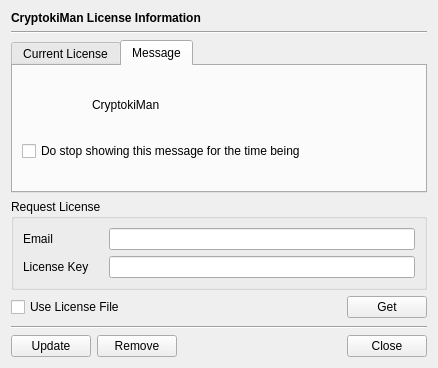
Qt form CryptokiMan/lcn_info_dlg.ui (jykim74/CryptokiMan) before a commit.
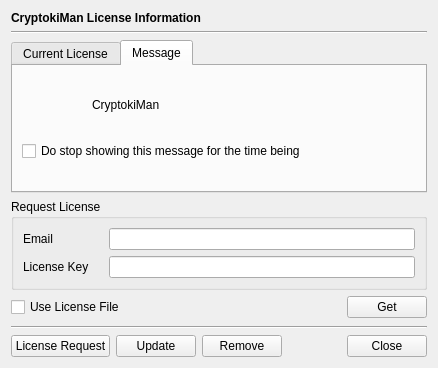
The same form after that commit. Icons and pictures are not drawn.

```diff
--- a/CryptokiMan/lcn_info_dlg.ui
+++ b/CryptokiMan/lcn_info_dlg.ui
@@ -354,14 +354,7 @@
    </item>
    <item>
     <layout class="QGridLayout" name="gridLayout">
-     <item row="0" column="0">
-      <widget class="QPushButton" name="mUpdateBtn">
-       <property name="text">
-        <string>Update</string>
-       </property>
-      </widget>
-     </item>
-     <item row="0" column="3">
+     <item row="0" column="4">
       <widget class="QPushButton" name="mCloseBtn">
        <property name="text">
         <string>Close</string>
@@ -369,6 +362,13 @@
       </widget>
      </item>
      <item row="0" column="2">
+      <widget class="QPushButton" name="mRemoveBtn">
+       <property name="text">
+        <string>Remove</string>
+       </property>
+      </widget>
+     </item>
+     <item row="0" column="3">
       <spacer name="horizontalSpacer">
        <property name="orientation">
         <enum>Qt::Horizontal</enum>
@@ -382,9 +382,16 @@
       </spacer>
      </item>
      <item row="0" column="1">
-      <widget class="QPushButton" name="mRemoveBtn">
+      <widget class="QPushButton" name="mUpdateBtn">
        <property name="text">
-        <string>Remove</string>
+        <string>Update</string>
+       </property>
+      </widget>
+     </item>
+     <item row="0" column="0">
+      <widget class="QPushButton" name="mLCNRequestBtn">
+       <property name="text">
+        <string>License Request</string>
        </property>
       </widget>
      </item>
```
